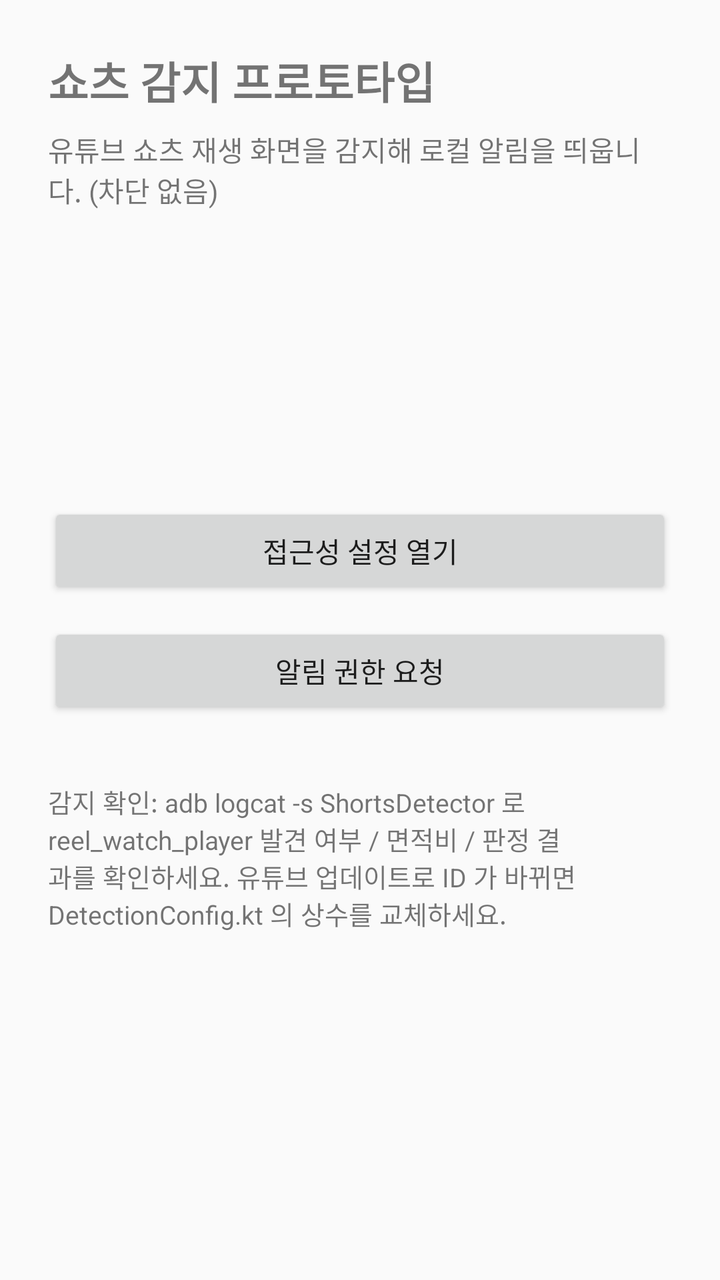
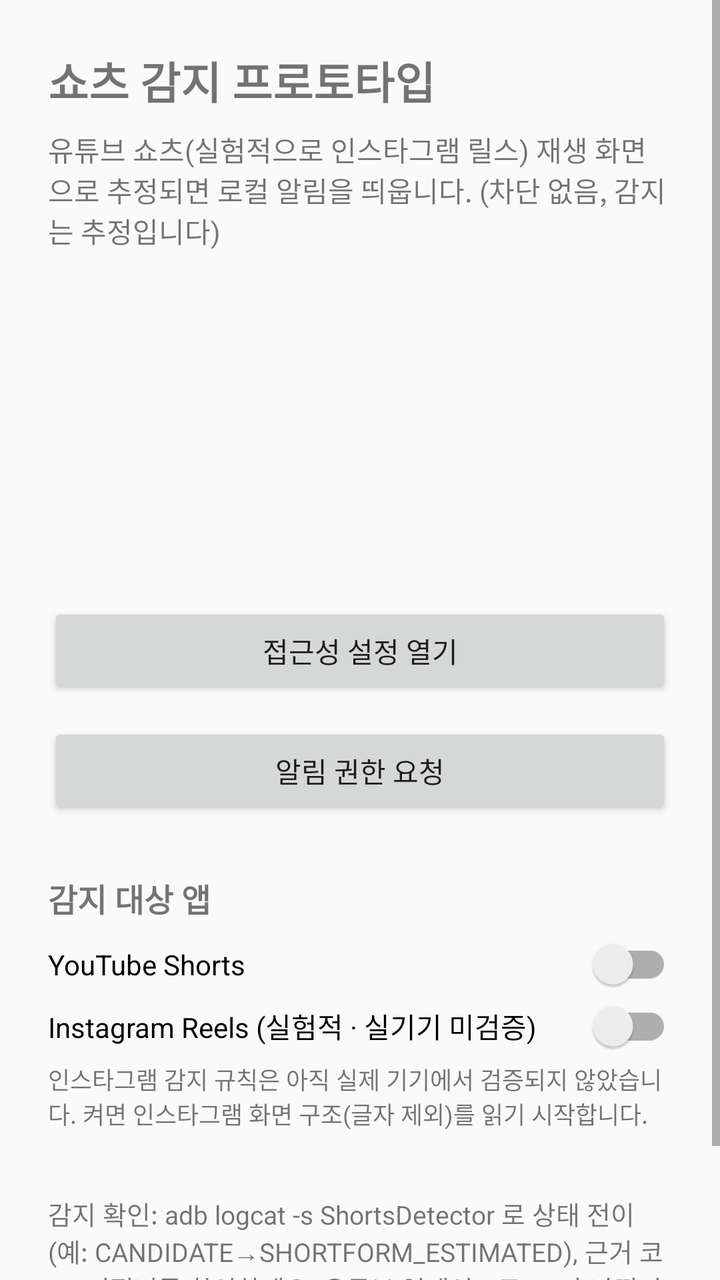

Before-and-after screenshots of an Android layout around one commit, followed by the original layout XML and the change that was made.
<!-- AndroidManifest.xml: application theme Theme.ShortsDetector -->
<!-- res/layout/activity_main.xml -->
<?xml version="1.0" encoding="utf-8"?>
<ScrollView xmlns:android="http://schemas.android.com/apk/res/android"
    android:layout_width="match_parent"
    android:layout_height="match_parent"
    android:fillViewport="true">

    <LinearLayout
        android:layout_width="match_parent"
        android:layout_height="wrap_content"
        android:orientation="vertical"
        android:padding="24dp">

        <TextView
            android:layout_width="wrap_content"
            android:layout_height="wrap_content"
            android:text="@string/app_name"
            android:textSize="22sp"
            android:textStyle="bold" />

        <TextView
            android:layout_width="match_parent"
            android:layout_height="wrap_content"
            android:layout_marginTop="8dp"
            android:text="@string/app_subtitle"
            android:textSize="14sp" />

        <TextView
            android:id="@+id/textAccessibilityStatus"
            android:layout_width="match_parent"
            android:layout_height="wrap_content"
            android:layout_marginTop="28dp"
            android:textSize="16sp" />

        <TextView
            android:id="@+id/textNotificationStatus"
            android:layout_width="match_parent"
            android:layout_height="wrap_content"
            android:layout_marginTop="8dp"
            android:textSize="16sp" />

        <TextView
            android:id="@+id/textHint"
            android:layout_width="match_parent"
            android:layout_height="wrap_content"
            android:layout_marginTop="20dp"
            android:textSize="14sp" />

        <Button
            android:id="@+id/buttonOpenAccessibilitySettings"
            android:layout_width="match_parent"
            android:layout_height="wrap_content"
            android:layout_marginTop="28dp"
            android:text="@string/button_open_accessibility" />

        <Button
            android:id="@+id/buttonRequestNotification"
            android:layout_width="match_parent"
            android:layout_height="wrap_content"
            android:layout_marginTop="12dp"
            android:text="@string/button_request_notification" />

        <TextView
            android:layout_width="match_parent"
            android:layout_height="wrap_content"
            android:layout_marginTop="32dp"
            android:text="@string/tuning_guide"
            android:textSize="13sp" />

    </LinearLayout>
</ScrollView>
<!-- resources referenced by this layout -->
<resources>
  <string name="app_name">쇼츠 감지 프로토타입</string>
  <string name="app_subtitle">유튜브 쇼츠 재생 화면을 감지해 로컬 알림을 띄웁니다. (차단 없음)</string>
  <string name="button_open_accessibility">접근성 설정 열기</string>
  <string name="button_request_notification">알림 권한 요청</string>
  <string name="tuning_guide">감지 확인: adb logcat -s ShortsDetector 로 reel_watch_player 발견 여부 / 면적비 / 판정 결과를 확인하세요. 유튜브 업데이트로 ID 가 바뀌면 DetectionConfig.kt 의 상수를 교체하세요.</string>
  <style name="Theme.ShortsDetector" parent="Theme.AppCompat.DayNight.DarkActionBar" />
</resources>

<!-- the commit's change to res/layout/activity_main.xml (unified diff, before → after) -->
@@ -39,6 +39,13 @@
             android:textSize="16sp" />
 
         <TextView
+            android:id="@+id/textDetectionStatus"
+            android:layout_width="match_parent"
+            android:layout_height="wrap_content"
+            android:layout_marginTop="8dp"
+            android:textSize="16sp" />
+
+        <TextView
             android:id="@+id/textHint"
             android:layout_width="match_parent"
             android:layout_height="wrap_content"
@@ -62,6 +69,35 @@
         <TextView
             android:layout_width="match_parent"
             android:layout_height="wrap_content"
+            android:layout_marginTop="28dp"
+            android:text="@string/section_targets"
+            android:textSize="16sp"
+            android:textStyle="bold" />
+
+        <androidx.appcompat.widget.SwitchCompat
+            android:id="@+id/switchYouTube"
+            android:layout_width="match_parent"
+            android:layout_height="wrap_content"
+            android:layout_marginTop="8dp"
+            android:text="@string/switch_youtube" />
+
+        <androidx.appcompat.widget.SwitchCompat
+            android:id="@+id/switchInstagram"
+            android:layout_width="match_parent"
+            android:layout_height="wrap_content"
+            android:layout_marginTop="4dp"
+            android:text="@string/switch_instagram" />
+
+        <TextView
+            android:layout_width="match_parent"
+            android:layout_height="wrap_content"
+            android:layout_marginTop="4dp"
+            android:text="@string/instagram_warning"
+            android:textSize="12sp" />
+
+        <TextView
+            android:layout_width="match_parent"
+            android:layout_height="wrap_content"
             android:layout_marginTop="32dp"
             android:text="@string/tuning_guide"
             android:textSize="13sp" />
<!-- resource entries referenced after the edit -->
@@ -1,10 +1,14 @@
 <!-- resources referenced by this layout -->
 <resources>
   <string name="app_name">쇼츠 감지 프로토타입</string>
-  <string name="app_subtitle">유튜브 쇼츠 재생 화면을 감지해 로컬 알림을 띄웁니다. (차단 없음)</string>
+  <string name="app_subtitle">유튜브 쇼츠(실험적으로 인스타그램 릴스) 재생 화면으로 추정되면 로컬 알림을 띄웁니다. (차단 없음, 감지는 추정입니다)</string>
   <string name="button_open_accessibility">접근성 설정 열기</string>
   <string name="button_request_notification">알림 권한 요청</string>
-  <string name="tuning_guide">감지 확인: adb logcat -s ShortsDetector 로 reel_watch_player 발견 여부 / 면적비 / 판정 결과를 확인하세요. 유튜브 업데이트로 ID 가 바뀌면 DetectionConfig.kt 의 상수를 교체하세요.</string>
+  <string name="instagram_warning">인스타그램 감지 규칙은 아직 실제 기기에서 검증되지 않았습니다. 켜면 인스타그램 화면 구조(글자 제외)를 읽기 시작합니다.</string>
+  <string name="section_targets">감지 대상 앱</string>
+  <string name="switch_instagram">Instagram Reels (실험적 · 실기기 미검증)</string>
+  <string name="switch_youtube">YouTube Shorts</string>
+  <string name="tuning_guide">감지 확인: adb logcat -s ShortsDetector 로 상태 전이(예: CANDIDATE→SHORTFORM_ESTIMATED), 근거 코드, 면적비를 확인하세요. 유튜브 업데이트로 ID 가 바뀌면 detection/adapters/youtube/YouTubeViewIds.kt 를 확인하세요. 자세한 절차: docs/DEVICE_TEST_GUIDE.md</string>
   <style name="Theme.ShortsDetector" parent="Theme.AppCompat.DayNight.DarkActionBar" />
 </resources>
 
